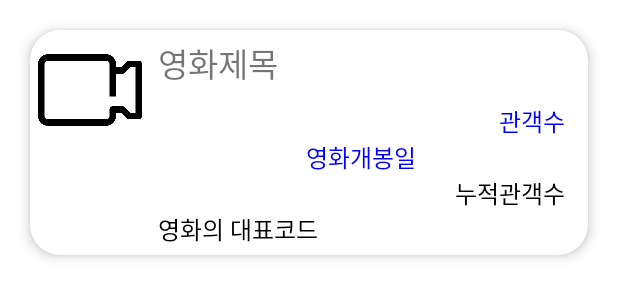
After one commit to yeeun3380/11stApp, an Android app: the layout movie_item.xml on its own in the app's theme, with its tools: preview values and no code run, on a phone screen of 412 x 824 dp. The commit adds this screen. Shown: the top 300 px of the screen. Run offline under Robolectric (Android 15) with nearby library versions, the phone set to English and light mode, and no system bars; network calls fail.

Commit message:
기말과제

```diff
--- /dev/null
+++ b/app/src/main/res/layout/movie_item.xml
@@ -0,0 +1,87 @@
+<?xml version="1.0" encoding="utf-8"?>
+<LinearLayout xmlns:android="http://schemas.android.com/apk/res/android"
+    android:layout_width="match_parent"
+    android:layout_height="wrap_content"
+    xmlns:app="http://schemas.android.com/apk/res-auto"
+    android:orientation="vertical">
+
+    <androidx.cardview.widget.CardView
+        android:layout_width="match_parent"
+        android:layout_height="wrap_content"
+        android:layout_marginLeft="20dp"
+        android:layout_marginRight="20dp"
+        android:layout_marginTop="20dp"
+        android:layout_marginBottom="20dp"
+        app:cardBackgroundColor="#FFFFFFFF"
+        app:cardCornerRadius="20dp"
+        app:cardElevation="5dp">
+        <LinearLayout
+            android:layout_width="match_parent"
+            android:layout_height="wrap_content"
+            android:orientation="horizontal">
+            <ImageView
+                android:layout_width="80dp"
+                android:layout_height="80dp"
+                android:padding="5dp"
+                app:srcCompat="@drawable/movie"/>
+            <LinearLayout
+                android:layout_width="match_parent"
+                android:layout_height="wrap_content"
+                android:layout_margin="5dp"
+                android:layout_weight="3"
+                android:orientation="vertical">
+                <TextView
+                    android:id="@+id/movieName"
+                    android:layout_width="match_parent"
+                    android:layout_height="wrap_content"
+                    android:textSize="22sp"
+                    android:maxLines="1"
+                    android:text="영화제목"/>
+                <TextView
+                    android:id="@+id/peopleCount"
+                    android:layout_width="match_parent"
+                    android:layout_height="wrap_content"
+                    android:layout_marginTop="10dp"
+                    android:paddingRight="10dp"
+                    android:gravity="right"
+                    android:textColor="#FF0000FF"
+                    android:textSize="16sp"
+                    android:text="관객수"/>
+                <TextView
+                    android:id="@+id/openDt"
+                    android:layout_width="match_parent"
+                    android:layout_height="wrap_content"
+                    android:text="영화개봉일"
+                    android:textSize="16sp"
+                    android:paddingRight="10dp"
+                    android:textColor="#FF0000FF"
+                    android:gravity="center"
+                    android:maxLines="1"/>
+
+
+                    <TextView
+                    android:id="@+id/audiAcc"
+                    android:layout_width="match_parent"
+                    android:layout_height="wrap_content"
+                        android:text="누적관객수"
+                        android:textSize="16sp"
+                    android:paddingRight="10dp"
+                    android:textColor="@color/black"
+                        android:gravity="right"
+                        android:maxLines="1"/>
+                <TextView
+                    android:id="@+id/movieCd"
+                    android:layout_width="match_parent"
+                    android:layout_height="wrap_content"
+                    android:text="영화의 대표코드"
+                    android:textSize="16sp"
+                    android:paddingRight="10dp"
+                    android:textColor="@color/black"
+                    android:gravity="left"
+                    android:maxLines="1" />
+
+
+            </LinearLayout>
+        </LinearLayout>
+    </androidx.cardview.widget.CardView>
+</LinearLayout>
```
Also changed, not shown: app/src/main/java/com/example/a11stapp/MainActivity.java (+19 -4 lines), app/src/main/java/com/example/a11stapp/MovieAdapter.java (added, +73 -0 lines), app/src/main/res/layout/activity_main.xml (+6 -13 lines), app/src/main/res/drawable-v24/movie.png (added).
